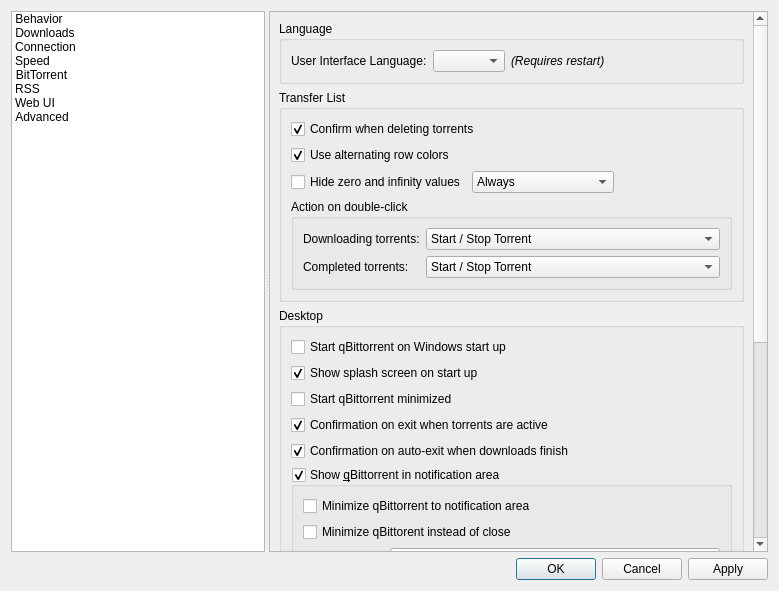
Before: the Qt Designer form src/gui/optionsdlg.ui in RobertSpir/qBittorrent, drawn with Qt 5.
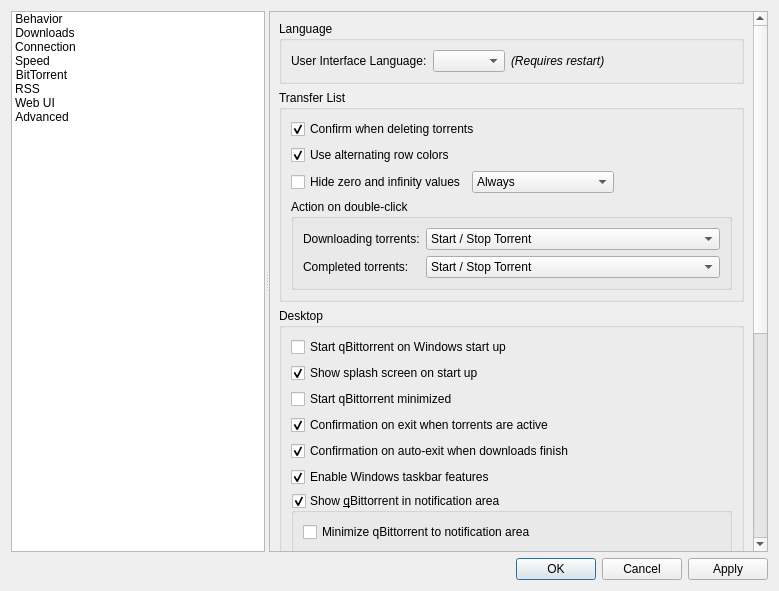
After: the same form once the commit is applied. Custom widgets are drawn as their Qt base class.

The edit to the form file:
```diff
--- a/src/gui/optionsdlg.ui
+++ b/src/gui/optionsdlg.ui
@@ -387,6 +387,16 @@
                  </property>
                 </widget>
                </item>
+               <item>
+			   <widget class="QCheckBox" name="checkWindowsTaskbar">
+                 <property name="text">
+                  <string>Enable Windows taskbar features</string>
+                 </property>
+                 <property name="checked">
+                  <bool>true</bool>
+                 </property>
+                </widget>
+               </item>
                <item>
                 <widget class="QGroupBox" name="checkShowSystray">
                  <property name="title">
```
